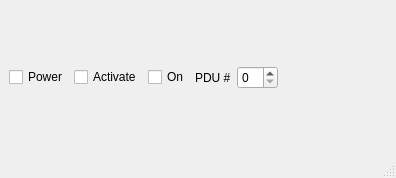
Above: gui/views/ui/widget_pdus.ui from Saldenisov/pyconlyse before the change. Below: the same form after it.
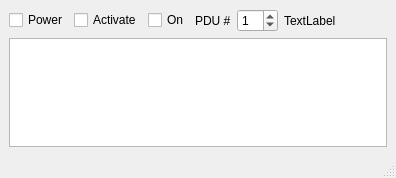
That is the form after the change.

```diff
--- a/gui/views/ui/widget_pdus.ui
+++ b/gui/views/ui/widget_pdus.ui
@@ -46,7 +46,18 @@
        </widget>
       </item>
       <item>
-       <widget class="QSpinBox" name="spinBox_device_id"/>
+       <widget class="QSpinBox" name="spinBox_device_id">
+        <property name="value">
+         <number>1</number>
+        </property>
+       </widget>
+      </item>
+      <item>
+       <widget class="QLabel" name="label_name">
+        <property name="text">
+         <string>TextLabel</string>
+        </property>
+       </widget>
       </item>
       <item>
        <spacer name="horizontalSpacer">
@@ -63,6 +74,9 @@
       </item>
      </layout>
     </item>
+    <item>
+     <widget class="QTextEdit" name="comments"/>
+    </item>
     <item>
      <layout class="QHBoxLayout" name="horizontalLayout_pdu_outputs"/>
     </item>
```
